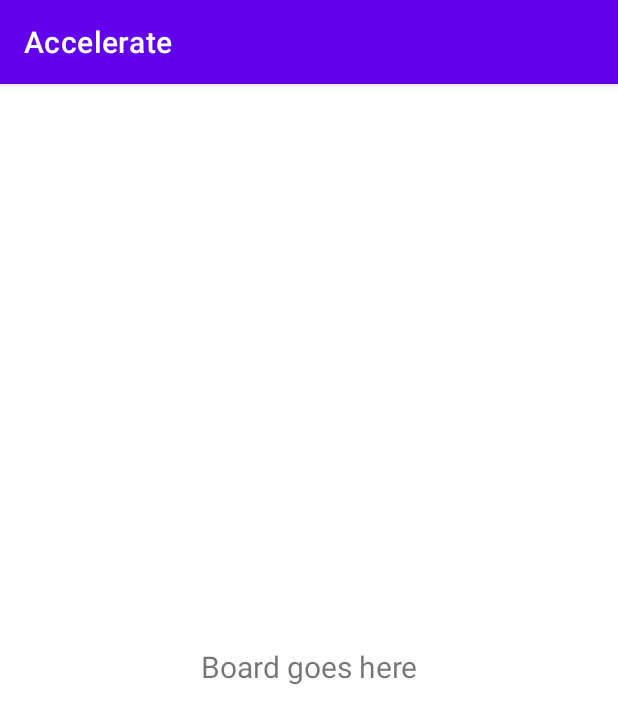
After one commit to benhunter/mcso-ap-FinalProject-Accelerate, an Android app: the fragment BoardFragment shown on its own in the app's theme, on a phone screen of 412 x 824 dp. The commit adds this screen. Shown: the top 724 px of the screen. Run offline under Robolectric (Android 15) with nearby library versions, the phone set to English and light mode, and no system bars.

Commit message:
onClick for Board in My Boards. Add BoardFragment (need to wire up to nav)

```diff
--- /dev/null
+++ b/app/src/main/java/me/benhunter/accelerate/ui/board/BoardFragment.kt
@@ -0,0 +1,60 @@
+package me.benhunter.accelerate.ui.board
+
+import android.os.Bundle
+import androidx.fragment.app.Fragment
+import android.view.LayoutInflater
+import android.view.View
+import android.view.ViewGroup
+import me.benhunter.accelerate.R
+
+// TODO: Rename parameter arguments, choose names that match
+// the fragment initialization parameters, e.g. ARG_ITEM_NUMBER
+private const val ARG_PARAM1 = "param1"
+private const val ARG_PARAM2 = "param2"
+
+/**
+ * A simple [Fragment] subclass.
+ * Use the [BoardFragment.newInstance] factory method to
+ * create an instance of this fragment.
+ */
+class BoardFragment : Fragment() {
+    // TODO: Rename and change types of parameters
+    private var param1: String? = null
+    private var param2: String? = null
+
+    override fun onCreate(savedInstanceState: Bundle?) {
+        super.onCreate(savedInstanceState)
+        arguments?.let {
+            param1 = it.getString(ARG_PARAM1)
+            param2 = it.getString(ARG_PARAM2)
+        }
+    }
+
+    override fun onCreateView(
+        inflater: LayoutInflater, container: ViewGroup?,
+        savedInstanceState: Bundle?
+    ): View? {
+        // Inflate the layout for this fragment
+        return inflater.inflate(R.layout.fragment_board, container, false)
+    }
+
+    companion object {
+        /**
+         * Use this factory method to create a new instance of
+         * this fragment using the provided parameters.
+         *
+         * @param param1 Parameter 1.
+         * @param param2 Parameter 2.
+         * @return A new instance of fragment BoardFragment.
+         */
+        // TODO: Rename and change types and number of parameters
+        @JvmStatic
+        fun newInstance(param1: String, param2: String) =
+            BoardFragment().apply {
+                arguments = Bundle().apply {
+                    putString(ARG_PARAM1, param1)
+                    putString(ARG_PARAM2, param2)
+                }
+            }
+    }
+}
--- a/app/src/main/res/layout/board.xml
+++ b/app/src/main/res/layout/board.xml
@@ -2,6 +2,7 @@
 <com.google.android.material.card.MaterialCardView xmlns:android="http://schemas.android.com/apk/res/android"
     android:layout_width="match_parent"
     android:layout_height="wrap_content"
+    android:id="@+id/board_name_card"
     android:layout_marginVertical="5dp">
 
     <TextView
--- a/app/src/main/res/layout/fragment_board.xml
+++ b/app/src/main/res/layout/fragment_board.xml
@@ -1,23 +1,27 @@
 <?xml version="1.0" encoding="utf-8"?>
 <androidx.constraintlayout.widget.ConstraintLayout xmlns:android="http://schemas.android.com/apk/res/android"
     xmlns:app="http://schemas.android.com/apk/res-auto"
+    xmlns:tools="http://schemas.android.com/tools"
     android:layout_width="match_parent"
-    android:layout_height="match_parent">
-    <!-- TODO? change to BoardFragment?   tools:context=".ui.home.HomeFragment"-->
+    android:layout_height="match_parent"
+    tools:context=".ui.board.BoardFragment">
 
-    <!--    <TextView-->
-    <!--        android:id="@+id/text_home"-->
-    <!--        android:layout_width="match_parent"-->
-    <!--        android:layout_height="wrap_content"-->
-    <!--        android:layout_marginStart="8dp"-->
-    <!--        android:layout_marginTop="8dp"-->
-    <!--        android:layout_marginEnd="8dp"-->
-    <!--        android:textAlignment="center"-->
-    <!--        android:textSize="20sp"-->
-    <!--        app:layout_constraintBottom_toBottomOf="parent"-->
-    <!--        app:layout_constraintEnd_toEndOf="parent"-->
-    <!--        app:layout_constraintStart_toStartOf="parent"-->
-    <!--        app:layout_constraintTop_toTopOf="parent" />-->
+
+    <!-- TODO remove -->
+    <TextView
+        android:id="@+id/fragment_board_name_tv"
+        android:layout_width="match_parent"
+        android:layout_height="wrap_content"
+        android:layout_marginStart="8dp"
+        android:layout_marginTop="8dp"
+        android:layout_marginEnd="8dp"
+        android:textAlignment="center"
+        android:textSize="20sp"
+        android:text="Board goes here"
+        app:layout_constraintBottom_toBottomOf="parent"
+        app:layout_constraintEnd_toEndOf="parent"
+        app:layout_constraintStart_toStartOf="parent"
+        app:layout_constraintTop_toTopOf="parent" />
 
     <androidx.recyclerview.widget.RecyclerView
         android:id="@+id/board_recycler_view"
```
Also changed, not shown: app/src/main/java/me/benhunter/accelerate/ui/board/MyBoardsAdapter.kt (+8 -0 lines), app/src/main/res/layout/fragment_board2.xml (added, +14 -0 lines), app/src/main/res/navigation/home_navigation.xml (+7 -4 lines).
